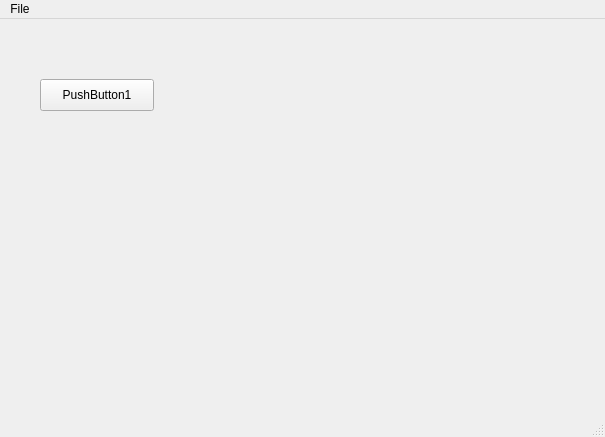
RCramiro/hwk1, file mainwindow.ui: the form before one commit.
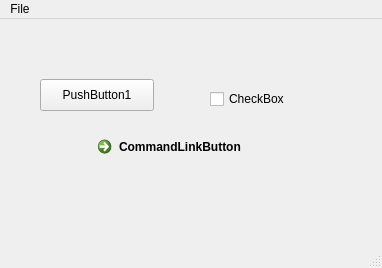
The form after the commit.

Commit message: Added a few buttons and set them to print a message when activated

What changed in the file:
```diff
--- a/mainwindow.ui
+++ b/mainwindow.ui
@@ -6,8 +6,8 @@
    <rect>
     <x>0</x>
     <y>0</y>
-    <width>605</width>
-    <height>437</height>
+    <width>382</width>
+    <height>268</height>
    </rect>
   </property>
   <property name="windowTitle">
@@ -27,6 +27,32 @@
      <string>PushButton1</string>
     </property>
    </widget>
+   <widget class="QCheckBox" name="checkBox">
+    <property name="geometry">
+     <rect>
+      <x>210</x>
+      <y>70</y>
+      <width>85</width>
+      <height>20</height>
+     </rect>
+    </property>
+    <property name="text">
+     <string>CheckBox</string>
+    </property>
+   </widget>
+   <widget class="QCommandLinkButton" name="commandLinkButton">
+    <property name="geometry">
+     <rect>
+      <x>90</x>
+      <y>110</y>
+      <width>179</width>
+      <height>41</height>
+     </rect>
+    </property>
+    <property name="text">
+     <string>CommandLinkButton</string>
+    </property>
+   </widget>
   </widget>
   <widget class="QStatusBar" name="statusBar"/>
   <widget class="QMenuBar" name="menuBar">
@@ -34,8 +60,8 @@
     <rect>
      <x>0</x>
      <y>0</y>
-     <width>605</width>
-     <height>22</height>
+     <width>382</width>
+     <height>19</height>
     </rect>
    </property>
    <widget class="QMenu" name="menuFile">
```
The commit also changes 4 other files.
